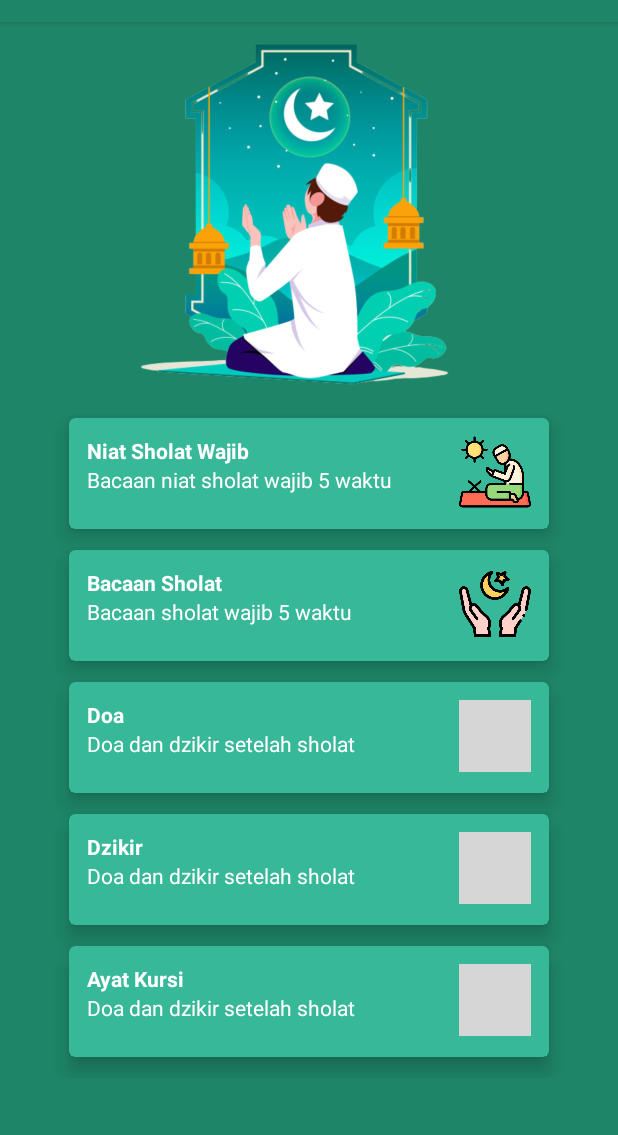
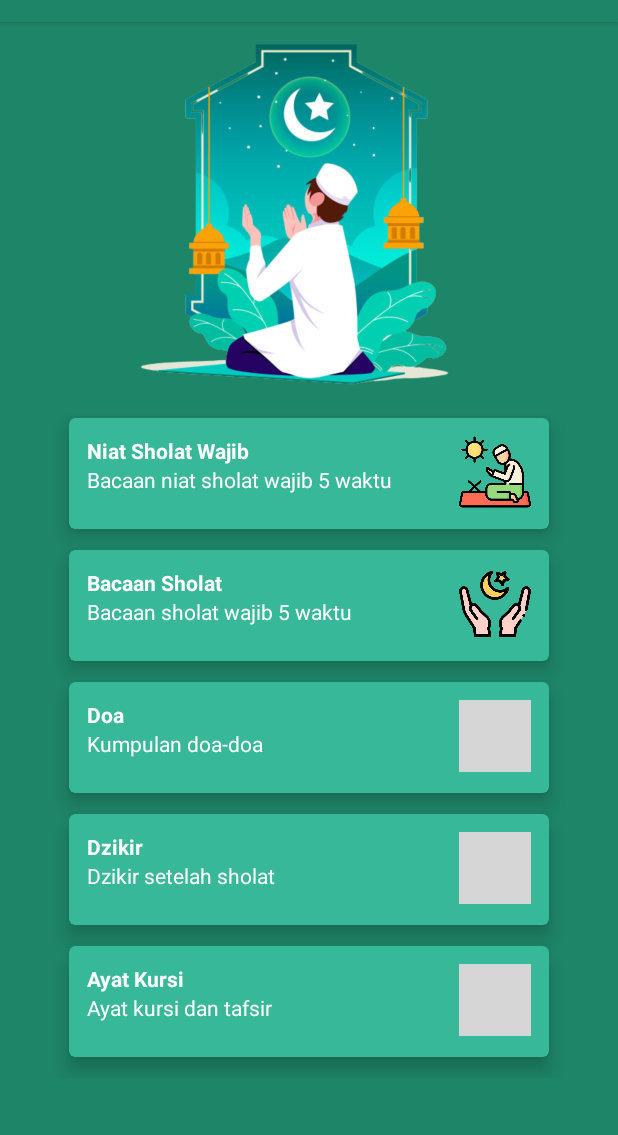
Before and after one commit to Omanzz/Taqwa, an Android app: the screen it shows after launch (MainActivity), on a phone screen of 412 x 824 dp, the part 62-1197 px from its top. Run offline under Robolectric (Android 15) with nearby library versions, the phone set to English and light mode, and no system bars; grey boxes are pictures that could not be loaded.

Commit message:
edit card desc

```diff
--- a/app/src/main/res/layout/activity_main.xml
+++ b/app/src/main/res/layout/activity_main.xml
@@ -146,7 +146,7 @@
                         android:layout_width="wrap_content"
                         android:layout_height="wrap_content"
                         android:layout_below="@id/titleDoa"
-                        android:text="Doa dan dzikir setelah sholat"
+                        android:text="Kumpulan doa-doa"
                         android:textColor="@color/white" />
 
                     <ImageView
@@ -186,7 +186,7 @@
                         android:layout_width="wrap_content"
                         android:layout_height="wrap_content"
                         android:layout_below="@id/titleDzikir"
-                        android:text="Doa dan dzikir setelah sholat"
+                        android:text="Dzikir setelah sholat"
                         android:textColor="@color/white" />
 
                     <ImageView
@@ -226,7 +226,7 @@
                         android:layout_width="wrap_content"
                         android:layout_height="wrap_content"
                         android:layout_below="@id/titleAyatKursi"
-                        android:text="Doa dan dzikir setelah sholat"
+                        android:text="Ayat kursi dan tafsir"
                         android:textColor="@color/white" />
 
                     <ImageView
```
